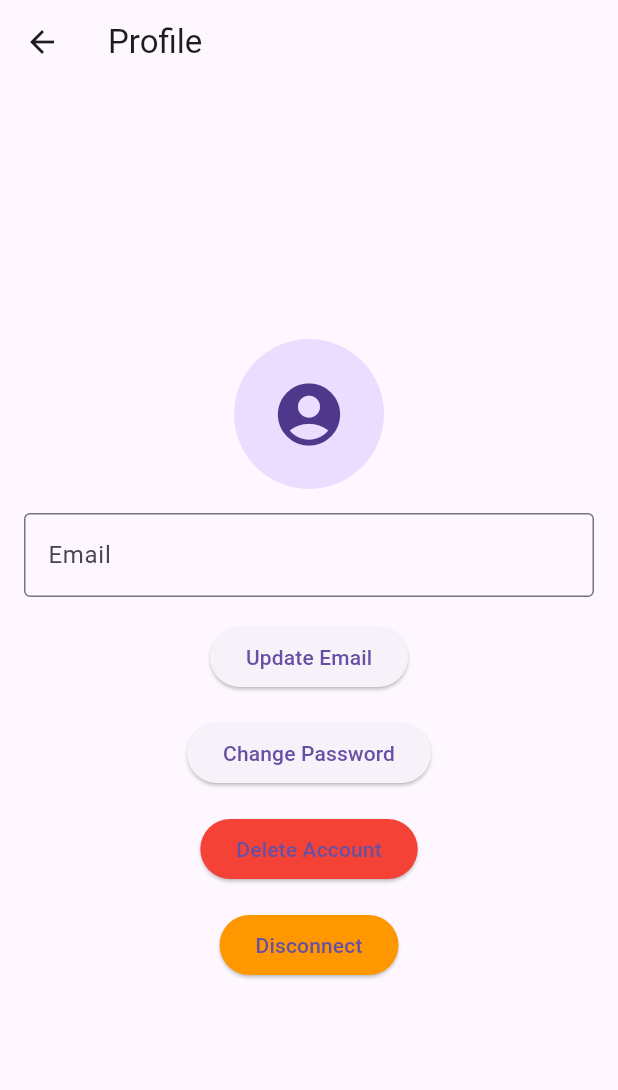
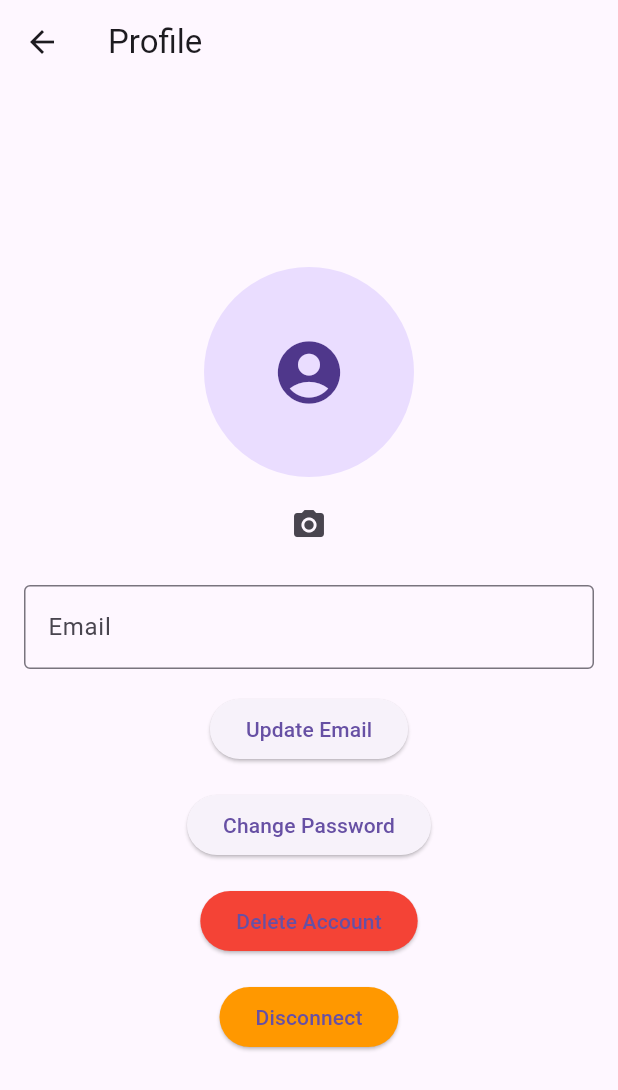
Before and after one commit to Chrislou23/flutter-group7, a Flutter app: the ProfilePage screen opened directly with empty values, on a phone screen of 412 x 824 dp. Shown: the top 1090 px of the screen. Run offline on Flutter 3.47's test engine with Material 3 defaults, Android fonts, the phone set to English and light mode, and no system bars; our stand-ins replace cloud_firestore, firebase_auth, firebase_core, firebase_storage, image_picker, shared_preferences; accounts and stored records are empty.

Commit message:
Fisnished profile picture changing

```diff
--- a/lib/pages/account_page/profile_page.dart
+++ b/lib/pages/account_page/profile_page.dart
@@ -211,19 +211,20 @@ class _ProfilePageState extends State<ProfilePage> {
         child: Column(
           mainAxisAlignment: MainAxisAlignment.center,
           children: [
-            GestureDetector(
-              onTap: _updateProfilePicture,
-              child: CircleAvatar(
-                radius: 50,
-                backgroundImage: widget.user.photoURL != null &&
-                        widget.user.photoURL!.isNotEmpty
-                    ? NetworkImage(widget.user.photoURL!)
-                    : null,
-                child: widget.user.photoURL == null ||
-                        widget.user.photoURL!.isEmpty
-                    ? const Icon(Icons.account_circle, size: 50)
-                    : null,
-              ),
+            CircleAvatar(
+              radius: 70,
+              backgroundImage: _photoURL != null && _photoURL!.isNotEmpty
+                  ? NetworkImage(_photoURL!)
+                  : null,
+              child: _photoURL == null || _photoURL!.isEmpty
+                  ? const Icon(Icons.account_circle, size: 50)
+                  : null,
+            ),
+            const SizedBox(height: 8.0),
+            IconButton(
+              icon: const Icon(Icons.camera_alt),
+              onPressed: _updateProfilePicture,
+              tooltip: 'Change Profile Picture',
             ),
             const SizedBox(height: 16.0),
             TextField(
```
